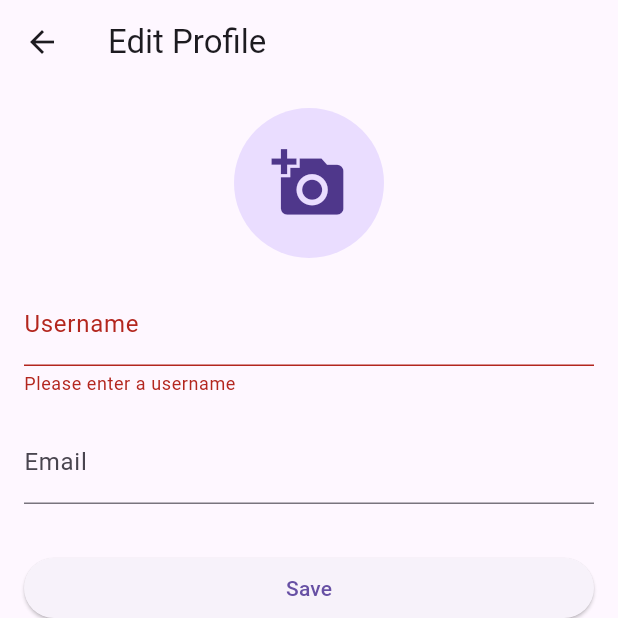
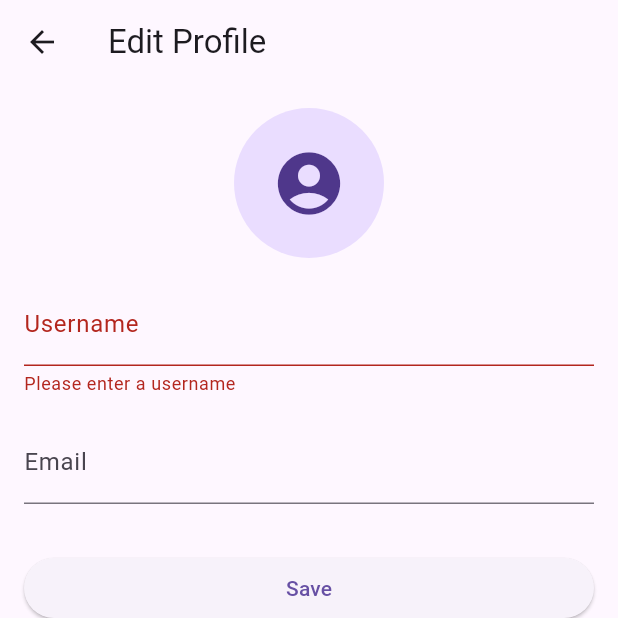
Before and after one commit to sayglenn/edugalaxy, a Flutter app: the EditProfilePage screen opened directly, after a tap on "Save", on a phone screen of 412 x 824 dp, the top half of it. Run offline on Flutter 3.47's test engine with Material 3 defaults, Android fonts, the phone set to English and light mode, and no system bars; our stand-ins replace date_field, firebase_auth, firebase_core, firebase_database, flutter_dotenv, flutter_svg and 1 more; missing offline and left inert: flutter_timer_countdown; accounts and stored records are empty.

Commit message:
profile pic added

```diff
--- a/lib/local_cache.dart
+++ b/lib/local_cache.dart
@@ -9,6 +9,12 @@ class LocalCache {
 
   static void set_uid(String _uid) {
     uid = _uid;
+  }
+
+  static void clear_cache() {
+    tasksCache.clear();
+    completedTasksCache.clear();
+    userInfo.clear();
   }
 
   static Future<void> fetchAndCacheTasks() async {
--- a/lib/pages/edit_profile.dart
+++ b/lib/pages/edit_profile.dart
@@ -1,7 +1,5 @@
 import 'package:edugalaxy/local_cache.dart';
 import 'package:flutter/material.dart';
-import 'package:image_picker/image_picker.dart';
-import 'dart:io';
 
 class EditProfilePage extends StatefulWidget {
   @override
@@ -11,31 +9,18 @@ class EditProfilePage extends StatefulWidget {
 class _EditProfilePageState extends State<EditProfilePage> {
   String? _username;
   String? _email;
-    File? _profileImage;
+  String? _profilePicUrl;
   final _formKey = GlobalKey<FormState>();
 
   @override
   void initState() {
     super.initState();
-        Map<String, dynamic> userInfo = LocalCache.userInfo;
+    Map? userInfo = LocalCache.userInfo;
     if (userInfo != null) {
       _username = userInfo['username'];
       _email = userInfo['email'];
+      _profilePicUrl = userInfo['profilePicUrl'];
     }
-
-    }
-
-    Future<void> _pickImage() async {
-        final ImagePicker _picker = ImagePicker();
-        final XFile? pickedFile = await _picker.pickImage(source: ImageSource.gallery);
-
-        setState(() {
-        if (pickedFile != null) {
-            _profileImage = File(pickedFile.path);
-        } else {
-            print('No image selected.');
-        }
-        });
   }
 
   Future<void> _saveProfile() async {
@@ -45,10 +30,11 @@ class _EditProfilePageState extends State<EditProfilePage> {
         Map<String, dynamic> newUserInfo = {
             'username': _username,
             'email': _email,
+            'profilePicUrl': _profilePicUrl
         };
 
         await LocalCache.updateUserInfo(newUserInfo);
-        print('Profile saved: $_username, $_email, $_profileImage');
+        print('Profile saved: $_username, $_email, $_profilePicUrl');
     }
   }
 
@@ -65,16 +51,14 @@ class _EditProfilePageState extends State<EditProfilePage> {
           child: ListView(
             children: [
               Center(
-                    child: GestureDetector(
-                    onTap: _pickImage,
                 child: CircleAvatar(
                   radius: 50,
-                        backgroundImage:
-                            _profileImage != null ? FileImage(_profileImage!) : null,
-                        child: _profileImage == null
-                            ? Icon(Icons.add_a_photo, size: 50)
+                  backgroundImage: _profilePicUrl != null
+                      ? NetworkImage(_profilePicUrl!)
                       : null,
-                    ),
+                  child: _profilePicUrl == null
+                      ? Icon(Icons.account_circle, size: 50)
+                      : null,
                 ),
               ),
               SizedBox(height: 16),
```
Also changed, not shown: lib/pages/login_page.dart (+8 -2 lines). Lines whose indentation alone changed are shown as unchanged.
